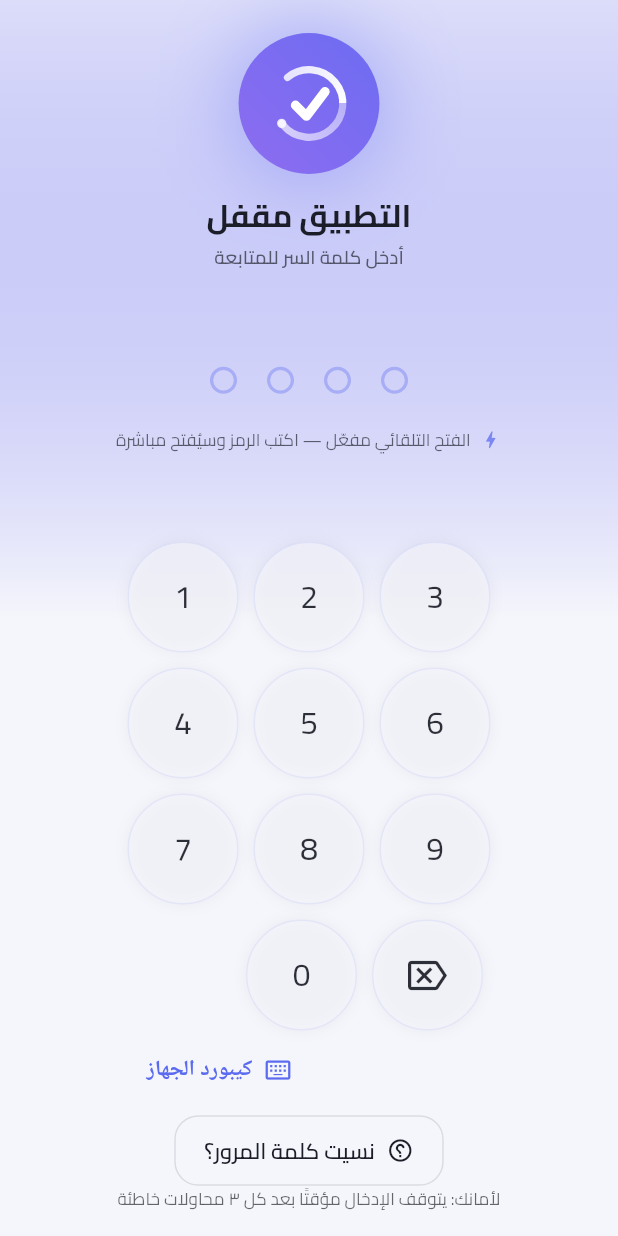
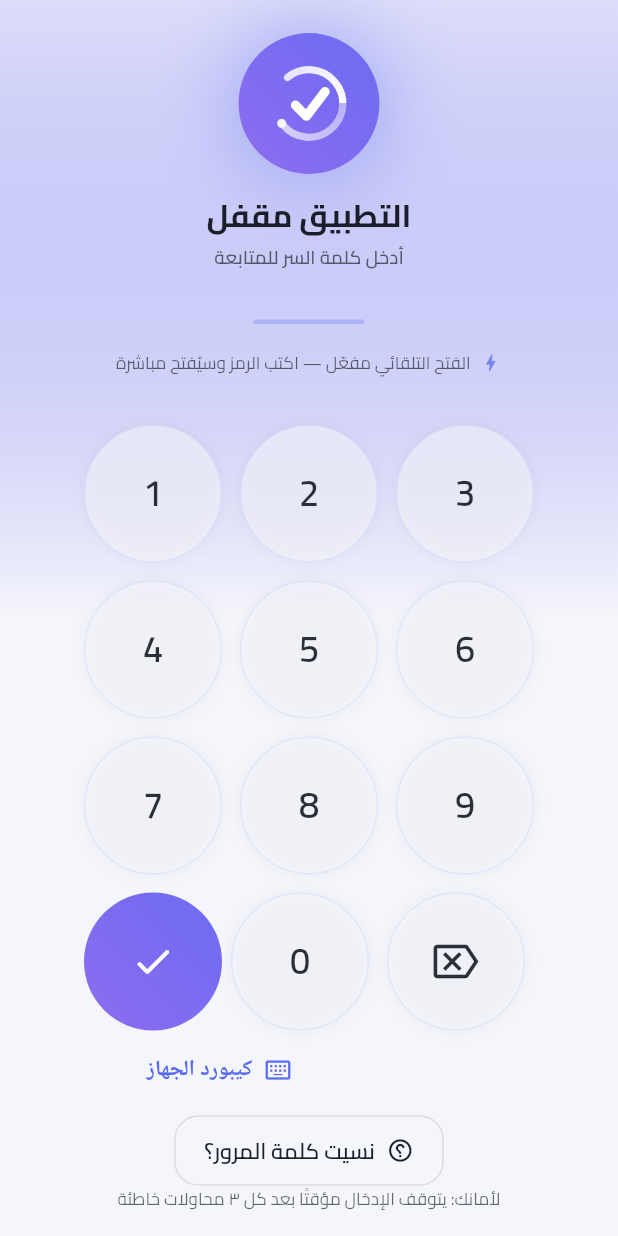
Before and after one commit to ogooom11-lgtm/gunluk-20-146-166, a Flutter app: the LockScreen screen opened directly, on a phone screen of 412 x 824 dp. Run offline on Flutter 3.47's test engine with Material 3 defaults, Android fonts, the phone set to English and light mode, and no system bars; our stand-ins replace flutter_local_notifications, shared_preferences, timezone; accounts and stored records are empty.

Commit message:
fix: ضبط منطق القفل — نقاط بلا كشف الطول في صف واحد، أزرار أكبر، زر ✓ دائم، وقاطع دورة للإشعارات
- النقاط: تظهر واحدة تلو الأخرى مع الكتابة فقط، في صف واحد يتحرّك أفقيًا،
  بلا أي خانة فارغة أو عدد معروف للطول. لا يظهر شيء قبل الكتابة سوى خط هادئ.
- حذف كل الإشارات للطول من حقل كيبورد الهاتف (الحد الأعلى فقط ٦٤).
- أزرار اللوحة أكبر (حتى ٩٢) محسوبة على عرض وطول الشاشة لتبقى مريحة بلا تمرير.
- زر ✓ صار متاحًا دائمًا مع بقاء الفتح التلقائي عند اكتمال الطول.
- تصفير عدّاد المحاولات وإلغاء مؤقّت الانتظار عند النجاح.
- قاطع دورة في الإشعارات: لو لم يستجب نظام ٣ مرات نتوقف عن مناداته في الجلسة.
- اختبارات محدّثة وجديد لصف النقاط الواحد.

Co-authored-by: arena-agent <297053741+arena-agent@users.noreply.github.com>

```diff
--- a/lib/ui/screens/about_screen.dart
+++ b/lib/ui/screens/about_screen.dart
@@ -46,7 +46,7 @@ class AboutScreen extends StatelessWidget {
                 Text(context.tr('app.tagline'), style: Theme.of(context).textTheme.bodyMedium),
                 const SizedBox(height: 10),
                 Pill(
-                  label: context.tr('about.version', <String, String>{'v': '1.0.5'}),
+                  label: context.tr('about.version', <String, String>{'v': '1.0.6'}),
                   color: context.palette.seed,
                   dense: true,
                 ),
--- a/lib/ui/screens/lock_screen.dart
+++ b/lib/ui/screens/lock_screen.dart
@@ -4,6 +4,7 @@ import 'package:flutter/material.dart';
 import 'package:flutter/services.dart';
 
 import '../../core/l10n/app_strings.dart';
+import '../../core/models/app_settings.dart';
 import '../../theme/app_theme.dart';
 import '../app_scope.dart';
 import '../widgets/pin_pad.dart';
@@ -16,6 +17,7 @@ import '../widgets/progress_ring.dart';
 /// - عند تفعيل «الفتح التلقائي» يُفتح التطبيق بمجرد اكتمال الرمز الصحيح.
 /// - عند إيقافه يظهر زر ✓ للتأكيد.
 /// - بعد كل ٣ محاولات خاطئة يتوقف الإدخال ٣٠ ثانية مع عدّاد دائري.
+/// - لا تظهر أي خانات فارغة ولا عدد الأرقام: نقطة لكل رقم تكتبه فقط، في صف واحد.
 class LockScreen extends StatefulWidget {
   const LockScreen({super.key});
 
@@ -47,9 +49,17 @@ class _LockScreenState extends State<LockScreen> with SingleTickerProviderStateM
     duration: const Duration(milliseconds: 700),
   )..forward();
 
-  int get _pinLength {
-    final int stored = context.appRead.settings.lockPinLength;
-    return stored >= 4 ? stored : 4;
+  int get _pinLength => AppSettings.clampPinLength(context.appRead.settings.lockPinLength) == 0
+      ? AppSettings.minPinLength
+      : AppSettings.clampPinLength(context.appRead.settings.lockPinLength);
+
+  /// حجم زر اللوحة: أكبر حجم مريح للعين مع بقاء الشاشة كاملة بلا تمرير.
+  double _keySizeFor(BuildContext context) {
+    final Size size = MediaQuery.of(context).size;
+    final double byWidth = (size.width - 44) / 3;
+    final double byHeight = (size.height - 430) / 4;
+    final double best = byWidth < byHeight ? byWidth : byHeight;
+    return best.clamp(54.0, 92.0);
   }
 
   bool get _autoUnlock => context.appRead.settings.lockAutoUnlock;
@@ -129,7 +139,7 @@ class _LockScreenState extends State<LockScreen> with SingleTickerProviderStateM
   }
 
   void _push(String digit) {
-    if (_busy || _waitSeconds > 0 || _digits.length >= _pinLength) return;
+    if (_busy || _waitSeconds > 0 || _digits.length >= AppSettings.maxPinLength) return;
     if (_kbText.text.isNotEmpty) _kbText.clear();
     setState(() {
       _digits.add(digit);
@@ -177,8 +187,13 @@ class _LockScreenState extends State<LockScreen> with SingleTickerProviderStateM
     if (!mounted) return;
     setState(() => _busy = false);
     if (ok) {
+      _attempts = 0;
+      _timer?.cancel();
       HapticFeedback.mediumImpact();
-      setState(() => _state = PinState.success);
+      setState(() {
+        _waitSeconds = 0;
+        _state = PinState.success;
+      });
       return;
     }
     // خطأ: اهتزاز + وميض أحمر ثم تفريغ النقاط.
@@ -304,6 +319,8 @@ class _LockScreenState extends State<LockScreen> with SingleTickerProviderStateM
     final String name = app.settings.name.trim();
     final bool blocked = _waitSeconds > 0;
     final int remainingAttempts = 3 - (_attempts % 3);
+    // حجم الأزرار: أكبر ما يمكن مع بقاء كل شيء داخل الشاشة بلا تمرير.
+    final double keySize = _keySizeFor(context);
 
     // أثناء تجهيز النسخة الاحتياطية قبل البدء من جديد.
     if (_savingBackup) {
@@ -358,7 +375,7 @@ class _LockScreenState extends State<LockScreen> with SingleTickerProviderStateM
                       children: <Widget>[
                         _header(context, name),
                         _middle(context, blocked, remainingAttempts),
-                        _keypad(context, blocked),
+                        _keypad(context, blocked, keySize),
                       ],
                     ),
                   ),
@@ -410,11 +427,10 @@ class _LockScreenState extends State<LockScreen> with SingleTickerProviderStateM
         ShakeWidget(
           trigger: _shake,
           child: PinDots(
-            length: _pinLength,
             filled: _digits.length,
             state: _state,
-            dotSize: 18,
-            spacing: 20,
+            dotSize: 14,
+            spacing: 10,
           ),
         ),
         const SizedBox(height: 18),
@@ -484,7 +500,7 @@ class _LockScreenState extends State<LockScreen> with SingleTickerProviderStateM
   }
 
   /// لوحة الأرقام المخصّصة + زر الكيبورد + روابط المساعدة.
-  Widget _keypad(BuildContext context, bool blocked) {
+  Widget _keypad(BuildContext context, bool blocked, double keySize) {
     return Column(
       children: <Widget>[
         AnimatedSwitcher(
@@ -494,12 +510,12 @@ class _LockScreenState extends State<LockScreen> with SingleTickerProviderStateM
               : PinPad(
                   key: const ValueKey<String>('pin_pad'),
                   enabled: !blocked && !_busy,
-                  maxKeySize: _pinLength > 8 ? 56 : 74,
+                  maxKeySize: keySize,
                   onDigit: _push,
                   onBackspace: _pop,
                   onClearAll: _clearAll,
-                  // زر التأكيد يظهر فقط عندما يكون الفتح التلقائي معطّلًا.
-                  onConfirm: _autoUnlock ? null : _submit,
+                  // زر ✓ متاح دائمًا، والفتح التلقائي يعمل أيضًا عند اكتمال الطول.
+                  onConfirm: _submit,
                 ),
         ),
         const SizedBox(height: 2),
@@ -545,14 +561,6 @@ class _LockScreenState extends State<LockScreen> with SingleTickerProviderStateM
           icon: const Icon(Icons.help_outline_rounded, size: 18),
           label: Text(context.tr('security.pinForgot')),
         ),
-        if (!_autoUnlock && !_kbMode)
-          Padding(
-            padding: const EdgeInsets.only(bottom: 4),
-            child: Text(
-              context.tr('security.confirmPin'),
-              style: Theme.of(context).textTheme.labelSmall,
-            ),
-          ),
         Text(
           context.tr('security.pinLockedTip'),
           style: Theme.of(context).textTheme.labelSmall,
@@ -575,9 +583,11 @@ class _LockScreenState extends State<LockScreen> with SingleTickerProviderStateM
         obscuringCharacter: '●',
         keyboardType: TextInputType.number,
         textInputAction: TextInputAction.done,
-        maxLength: _pinLength,
+        // بلا حدّ يظهر للمستخدم: الحد الأعلى فقط (٦٤) حتى لا يُعرف الطول.
+        maxLength: AppSettings.maxPinLength,
         textDirection: TextDirection.ltr,
         textAlign: TextAlign.center,
+        inputFormatters: <TextInputFormatter>[FilteringTextInputFormatter.digitsOnly],
         onChanged: _onKeyboardChanged,
         onSubmitted: (_) => _submit(),
         style: Theme.of(context).textTheme.headlineSmall?.copyWith(
@@ -586,15 +596,13 @@ class _LockScreenState extends State<LockScreen> with SingleTickerProviderStateM
             ),
         decoration: InputDecoration(
           counterText: '',
-          hintText: '•' * _pinLength,
+          hintText: context.tr('security.pinEnter'),
           prefixIcon: const Icon(Icons.keyboard_alt_outlined),
-          suffixIcon: _autoUnlock
-              ? null
-              : IconButton(
-                  icon: const Icon(Icons.check_rounded),
-                  tooltip: context.tr('security.confirmPin'),
-                  onPressed: _submit,
-                ),
+          suffixIcon: IconButton(
+            icon: const Icon(Icons.check_rounded),
+            tooltip: context.tr('security.confirmPin'),
+            onPressed: _submit,
+          ),
         ),
       ),
     );
--- a/lib/ui/screens/settings_screen.dart
+++ b/lib/ui/screens/settings_screen.dart
@@ -291,7 +291,7 @@ class SettingsScreen extends StatelessWidget {
             children: <Widget>[
               SettingsTile(
                 title: context.tr('about.title'),
-                subtitle: context.tr('about.version', <String, String>{'v': '1.0.5'}),
+                subtitle: context.tr('about.version', <String, String>{'v': '1.0.6'}),
                 icon: Icons.apps_rounded,
                 onTap: () => Navigator.of(context).push(
                   MaterialPageRoute<void>(builder: (_) => const AboutScreen()),
@@ -309,7 +309,7 @@ class SettingsScreen extends StatelessWidget {
           const SizedBox(height: 16),
           Center(
             child: Text(
-              '${context.tr('app.name')} • ${context.tr('about.version', <String, String>{'v': '1.0.5'})}',
+              '${context.tr('app.name')} • ${context.tr('about.version', <String, String>{'v': '1.0.6'})}',
               style: Theme.of(context).textTheme.labelSmall,
             ),
           ),
--- a/lib/ui/widgets/pin_pad.dart
+++ b/lib/ui/widgets/pin_pad.dart
@@ -10,21 +10,22 @@ import '../app_scope.dart';
 /// حالة إدخال الرمز — تُستخدم لتلوين النقاط وتحريكها.
 enum PinState { idle, verifying, error, success }
 
-/// صفّ نقاط الرمز: نقطة لكل رقم، تتعبّأ بحركة مرنة.
+/// صفّ نقاط الرمز: نقطة لكل رقم مكتوب **فقط** — بلا خانات فارغة.
 ///
-/// - الرموز الطويلة (حتى ٦٤ رقمًا) تُعرض بعدة صفوف مع تصغير النقاط.
-/// - الترتيب من اليسار لليمين ليطابق لوحة الأرقام.
+/// - لا يُعرف طول كلمة المرور من الشاشة: لا نعرض أي عدد، والنقاط تظهر واحدة
+///   تلو الأخرى مع الكتابة.
+/// - كل النقاط في **صف واحد** يتحرّك أفقيًا (الأحدث ظاهر دائمًا)، فيعمل مع
+///   ٤ خانات أو ٦٤ خانة بنفس الشكل.
 class PinDots extends StatelessWidget {
   const PinDots({
     super.key,
-    required this.length,
     required this.filled,
     this.state = PinState.idle,
-    this.dotSize = 16,
-    this.spacing = 16,
+    this.dotSize = 13,
+    this.spacing = 9,
   });
 
-  final int length;
+  /// كم رقمًا كُتب حتى الآن (النقاط الظاهرة).
   final int filled;
   final PinState state;
   final double dotSize;
@@ -43,61 +44,54 @@ class PinDots extends StatelessWidget {
     }
   }
 
-  /// كم نقطة في الصف الواحد حسب الطول.
-  static int perRowFor(int length) => length <= 8 ? length : (length <= 20 ? 10 : 16);
-
-  /// حجم النقطة المناسب للطول (تصغر كلما طال الرمز).
-  static double dotSizeFor(int length, double base) {
-    if (length <= 8) return base;
-    if (length <= 20) return base * 0.8;
-    return base * 0.6;
-  }
-
   @override
   Widget build(BuildContext context) {
     final Color color = _color(context);
     final bool dim = state == PinState.verifying;
-    final int perRow = perRowFor(length);
-    final double size = dotSizeFor(length, dotSize);
-    final List<Widget> dots = <Widget>[
-      for (int i = 0; i < length; i++)
-        Padding(
-          padding: EdgeInsets.symmetric(horizontal: spacing / 2, vertical: spacing / 4),
-          child: AnimatedContainer(
-            duration: const Duration(milliseconds: 220),
-            curve: Curves.easeOutBack,
-            width: size,
-            height: size,
-            decoration: BoxDecoration(
-              shape: BoxShape.circle,
-              color: i < filled ? color.withAlpha(dim ? 130 : 255) : Colors.transparent,
-              border: Border.all(
-                color: i < filled ? color : color.withAlpha(90),
-                width: 2.1,
-              ),
-              boxShadow: i < filled
-                  ? <BoxShadow>[
-                      BoxShadow(color: color.withAlpha(70), blurRadius: 10, spreadRadius: 1),
-                    ]
-                  : null,
-            ),
+
+    if (filled == 0) {
+      // خط دلالة هادئ فقط — لا يكشف عدد الخانات.
+      return Center(
+        child: Container(
+          width: 74,
+          height: 3,
+          decoration: BoxDecoration(
+            color: color.withAlpha(70),
+            borderRadius: BorderRadius.circular(3),
           ),
         ),
-    ];
-    if (length <= perRow) {
-      return Row(
-        mainAxisAlignment: MainAxisAlignment.center,
-        textDirection: TextDirection.ltr,
-        children: dots,
       );
     }
-    // رمز طويل: نقاط بعدة صفوف داخل عرض محدود بدل صف واحد يفيض.
-    return ConstrainedBox(
-      constraints: BoxConstraints(maxWidth: perRow * (size + spacing)),
-      child: Wrap(
-        alignment: WrapAlignment.center,
-        textDirection: TextDirection.ltr,
-        children: dots,
+
+    return SizedBox(
+      height: dotSize + 12,
+      child: SingleChildScrollView(
+        scrollDirection: Axis.horizontal,
+        reverse: true,
+        padding: const EdgeInsets.symmetric(horizontal: 4),
+        child: Row(
+          textDirection: TextDirection.ltr,
+          children: <Widget>[
+            for (int i = 0; i < filled; i++)
+              Padding(
+                padding: EdgeInsets.symmetric(horizontal: spacing / 2),
+                child: AnimatedContainer(
+                  key: ValueKey<String>('pin_dot_$i'),
+                  duration: const Duration(milliseconds: 200),
+                  curve: Curves.easeOutBack,
+                  width: dotSize,
+                  height: dotSize,
+                  decoration: BoxDecoration(
+                    shape: BoxShape.circle,
+                    color: color.withAlpha(dim ? 130 : 255),
+                    boxShadow: <BoxShadow>[
+                      BoxShadow(color: color.withAlpha(60), blurRadius: 8, spreadRadius: 1),
+                    ],
+                  ),
+                ),
+              ),
+          ],
+        ),
       ),
     );
   }
@@ -140,12 +134,12 @@ class _PinKeyState extends State<PinKey> {
         ? Colors.white
         : Theme.of(context).colorScheme.onSurface.withAlpha(_active ? 235 : 90);
     Widget content = widget.icon != null
-        ? Icon(widget.icon, size: 26, color: fg)
+        ? Icon(widget.icon, size: 30, color: fg)
         : Text(
             widget.label ?? '',
-            style: Theme.of(context).textTheme.headlineSmall?.copyWith(
+            style: Theme.of(context).textTheme.headlineMedium?.copyWith(
                   color: fg,
-                  fontWeight: FontWeight.w500,
+                  fontWeight: FontWeight.w600,
                   fontFeatures: const <FontFeature>[FontFeature.tabularFigures()],
                 ),
           );
@@ -218,8 +212,8 @@ class PinPad extends StatelessWidget {
     this.onConfirm,
     this.onClearAll,
     this.enabled = true,
-    this.maxKeySize = 74,
-    this.spacing = 10,
+    this.maxKeySize = 84,
+    this.spacing = 12,
   });
 
   final ValueChanged<String> onDigit;
@@ -232,9 +226,10 @@ class PinPad extends StatelessWidget {
 
   @override
   Widget build(BuildContext context) {
+    // أكبر حجم ممكن مع بقاء الأزرار داخل عرض الشاشة.
     final double keySize = math.min(
       maxKeySize,
-      (MediaQuery.of(context).size.width - 80) / 3,
+      (MediaQuery.of(context).size.width - 44) / 3,
     );
     return Column(
       mainAxisSize: MainAxisSize.min,
--- a/pubspec.yaml
+++ b/pubspec.yaml
@@ -3,7 +3,7 @@ description: "إنجازي — تطبيق عربي أنيق لمتابعة ال
 publish_to: 'none'
 
 # رقم الإصدار والبناء — يظهر داخل التطبيق في شاشة "حول التطبيق"
-version: 1.0.5+6
+version: 1.0.6+7
 
 environment:
   sdk: ^3.8.1
```
Also changed, not shown: lib/services/notification_service.dart (+24 -1 lines), lib/ui/widgets/pin_sheet.dart (+6 -4 lines), 1 other file.
